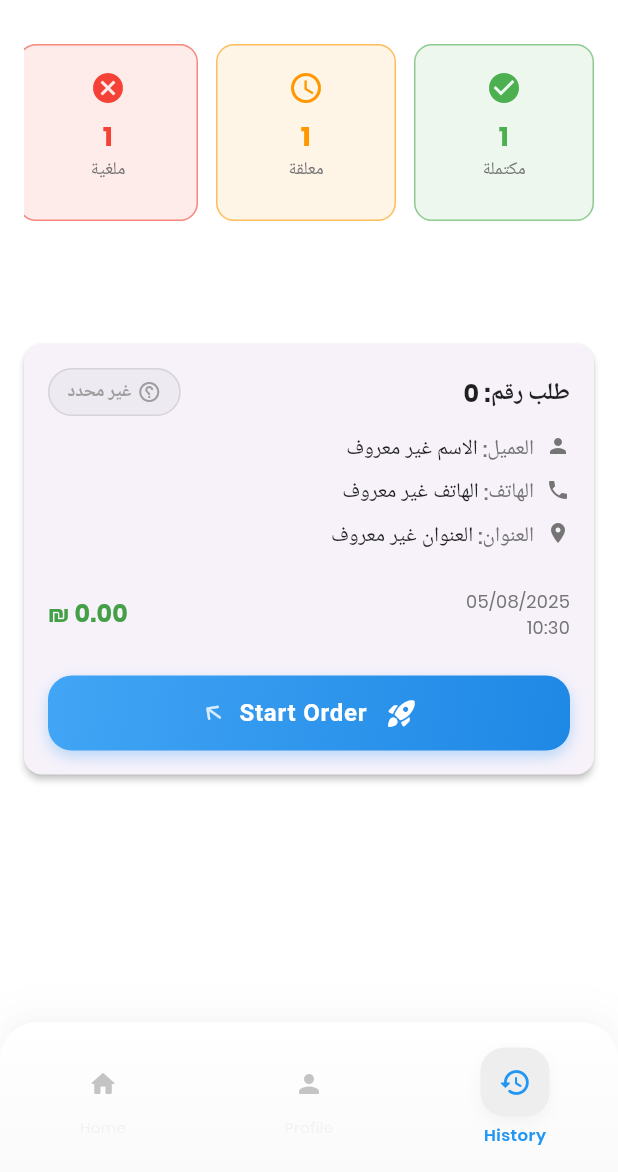
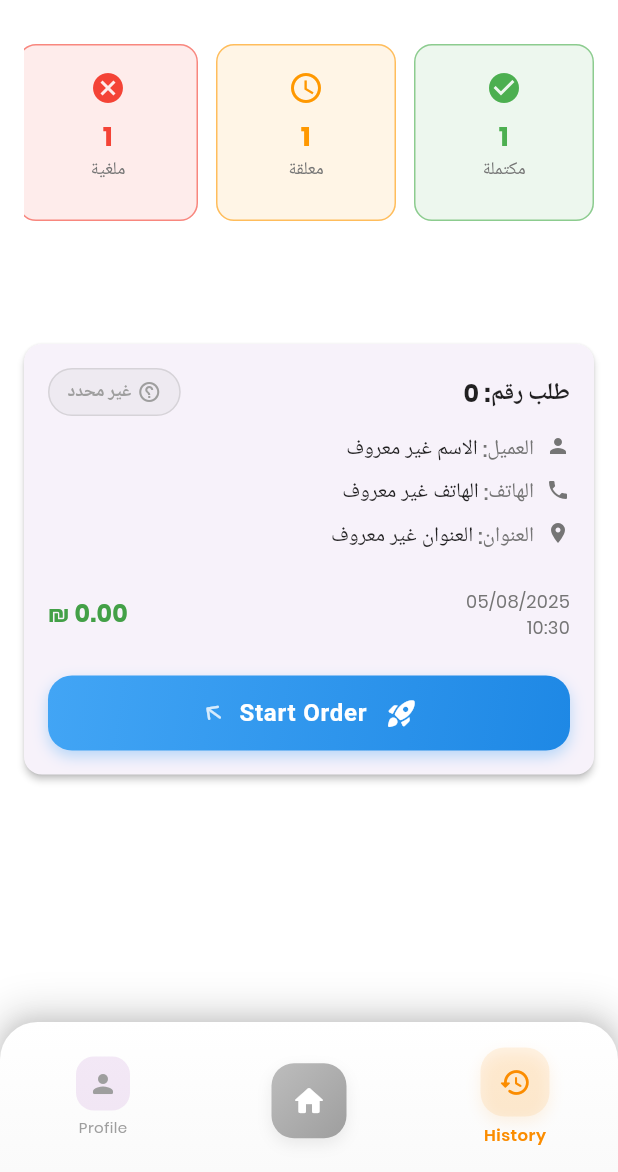
Before and after one commit to mhmdajoor5/jetak-mobile-delivery, a Flutter app: the PagesTestWidget screen opened by its route, item 3 of the bottom bar chosen, on a phone screen of 412 x 824 dp, the part 64-1236 px from its top. Run offline on Flutter 3.47's test engine with Material 3 defaults, Android fonts, the phone set to English and light mode, and no system bars; our stand-ins replace audioplayers, cached_network_image, dio, file_picker, firebase_core, firebase_messaging and 13 more; missing offline and left inert: global_configuration, map_launcher, pretty_http_logger; accounts and stored records are empty; network calls fail.

Commit message:
fix pages

```diff
--- a/lib/src/pages/pages.dart
+++ b/lib/src/pages/pages.dart
@@ -98,6 +98,7 @@ class _PagesTestWidgetState extends State<PagesTestWidget> {
       final int? orderId = prefs.getInt('last_order_id');
       await userRepo.updateDriverLocation(position.latitude, position.longitude, orderId ?? 0);
 
+
     } catch (e) {
       print('❌ Error getting position: $e');
       // في حالة الخطأ، جرب استخدام آخر موقع محفوظ
@@ -133,13 +134,14 @@ class _PagesTestWidgetState extends State<PagesTestWidget> {
 
          // Use the order_id from shared preferences if available
          await userRepo.updateDriverLocation(lat, lng, orderId ?? 0);
+     // Use the order_id from shared preferences if available
+         // await userRepo.updateDriverLocation(lat, lng, order_id ?? 0);
         } else {
           print('⚠️ Last known location is too old');
         }
       }
     } catch (e) {
       print('❌ Error using last known location: $e');
-      rethrow;
     }
   }
 
@@ -158,20 +160,19 @@ class _PagesTestWidgetState extends State<PagesTestWidget> {
     setState(() {
       widget.currentTab = tabItem == 3 ? 1 : tabItem;
       switch (tabItem) {
-
         case 0:
           widget.currentPage =
-              OrdersWidget(parentScaffoldKey: widget.scaffoldKey);
+              ProfileWidget(parentScaffoldKey: widget.scaffoldKey);
           break;
         case 1:
           widget.currentPage =
-              ProfileWidget(parentScaffoldKey: widget.scaffoldKey);
+              OrdersWidget(parentScaffoldKey: widget.scaffoldKey);
           break;
         case 2:
           widget.currentPage =
                  OrderHistoryPage();
           break;
-        }
+      }
     });
   }
 
@@ -200,13 +201,13 @@ class _PagesTestWidgetState extends State<PagesTestWidget> {
             ),
             boxShadow: [
               BoxShadow(
-                color: Colors.black.withAlpha(5),
+                color: Colors.black12,
                 blurRadius: 20,
                 offset: Offset(0, -5),
                 spreadRadius: 5,
               ),
               BoxShadow(
-                color: Colors.black.withAlpha(5),
+                color: Colors.black12,
                 blurRadius: 10,
                 offset: Offset(0, -2),
               ),
@@ -234,40 +235,33 @@ class _PagesTestWidgetState extends State<PagesTestWidget> {
                 _selectTab(i);
               },
               items: [
-                // Home Tab (Center with special design)
-                BottomNavigationBarItem(
-                  label: "",
-                  icon: _buildNavItem(
-                    icon: Icons.home_rounded,
-                    isSelected: widget.currentTab == 0,
-                    color: Colors.blue,
-                    label: 'Home',
-                  ),
-
-                ),
                 // Profile Tab
                 BottomNavigationBarItem(
                   icon: _buildNavItem(
                     icon: Icons.person_rounded,
-                    isSelected: widget.currentTab == 1,
-                    color: Colors.blue,
+                    isSelected: widget.currentTab == 0,
+                    color: Colors.purple[600]!,
                     label: 'Profile',
                   ),
                   label: "",
                 ),
-
+                // Home Tab (Center with special design)
+                BottomNavigationBarItem(
+                  label: "",
+                  icon: _buildCenterNavItem(
+                    isSelected: widget.currentTab == 1,
+                  ),
+                ),
                 // History Tab
-                 BottomNavigationBarItem(
+                BottomNavigationBarItem(
                   icon: _buildNavItem(
                     icon: Icons.history_rounded,
                     isSelected: widget.currentTab == 2,
-                    color: Colors.blue,
+                    color: Colors.orange[600]!,
                     label: 'History',
                   ),
                   label: "",
                 ),
-                // Map Tab
-
               ],
             ),
           ),
@@ -294,12 +288,12 @@ class _PagesTestWidgetState extends State<PagesTestWidget> {
           Container(
             padding: EdgeInsets.all(isSelected ? 12 : 8),
             decoration: BoxDecoration(
-             color:isSelected? Colors.grey.shade200:Colors.transparent,
+             color: color.withValues(alpha: .1),
               borderRadius: BorderRadius.circular(isSelected ? 16 : 12),
               boxShadow: isSelected
                   ? [
                       BoxShadow(
-                        color: isSelected?Colors.grey.withValues(alpha: .1):Colors.transparent,
+                        color: color.withValues(alpha:0.1),
                         blurRadius: 8,
                         offset: Offset(0, 4),
                       ),
@@ -308,7 +302,7 @@ class _PagesTestWidgetState extends State<PagesTestWidget> {
             ),
             child: Icon(
               icon,
-              color: isSelected ? color : Colors.grey.withValues(alpha: .6),
+              color: isSelected ? color : Colors.grey[500],
               size: isSelected ? 22 : 20,
             ),
           ),
@@ -318,7 +312,7 @@ class _PagesTestWidgetState extends State<PagesTestWidget> {
             style: TextStyle(
               fontSize: isSelected ? 11 : 10,
               fontWeight: isSelected ? FontWeight.w600 : FontWeight.w400,
-              color: isSelected ? color : Colors.grey.withValues(alpha: .1),
+              color: isSelected ? color : Colors.grey[500],
               letterSpacing: 0.3,
             ),
           ),
@@ -327,7 +321,72 @@ class _PagesTestWidgetState extends State<PagesTestWidget> {
     );
   }
 
-
+  // Helper method to build center nav item (Home)
+  Widget _buildCenterNavItem({required bool isSelected}) {
+    return AnimatedContainer(
+      duration: Duration(milliseconds: 300),
+      curve: Curves.easeInOut,
+      margin: EdgeInsets.only(top: isSelected ? 0 : 5),
+      child: Container(
+        width: isSelected ? 55 : 50,
+        height: isSelected ? 55 : 50,
+        decoration: BoxDecoration(
+          gradient: LinearGradient(
+            begin: Alignment.topLeft,
+            end: Alignment.bottomRight,
+            colors: isSelected
+                ? [
+                    Color(0xFF4A90E2),
+                    Color(0xFF357ABD),
+                    Color(0xFF2E6DA4),
+                  ]
+                : [
+                    Colors.grey[400]!,
+                    Colors.grey[500]!,
+                  ],
+          ),
+          borderRadius: BorderRadius.circular(isSelected ? 18 : 15),
+          boxShadow: [
+            BoxShadow(
+              color: isSelected
+                  ? Colors.blue.withOpacity(0.4)
+                  : Colors.grey.withOpacity(0.2),
+              blurRadius: isSelected ? 15 : 8,
+              offset: Offset(0, isSelected ? 8 : 4),
+              spreadRadius: isSelected ? 2 : 0,
+            ),
+            if (isSelected)
+              BoxShadow(
+                color: Colors.blue.withOpacity(0.2),
+                blurRadius: 25,
+                offset: Offset(0, 12),
+              ),
+          ],
+        ),
+        child: Stack(
+          alignment: Alignment.center,
+          children: [
+            // Background pulse effect when selected
+            if (isSelected)
+              AnimatedContainer(
+                duration: Duration(milliseconds: 600),
+                width: 45,
+                height: 45,
+                decoration: BoxDecoration(
+                  color: Colors.white.withOpacity(0.15),
+                  borderRadius: BorderRadius.circular(15),
+                ),
+              ),
+            Icon(
+              Icons.home_rounded,
+              color: Colors.white,
+              size: isSelected ? 28 : 24,
+            ),
+          ],
+        ),
+      ),
+    );
+  }
 
   Future<bool> onWillPop() {
     DateTime now = DateTime.now();
```
